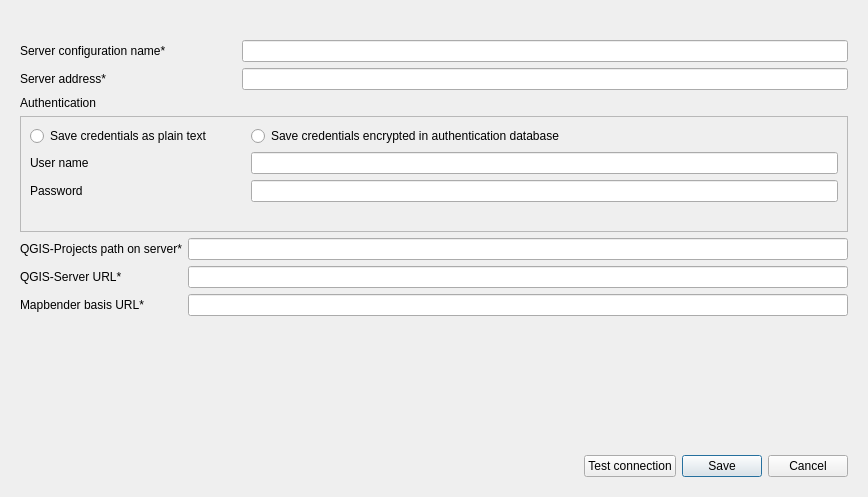
This is dialogs/ui/server_config_dialog.ui in WhereGroup/qgis2mapbender as Qt 5 draws it before an edit. The edited form follows.
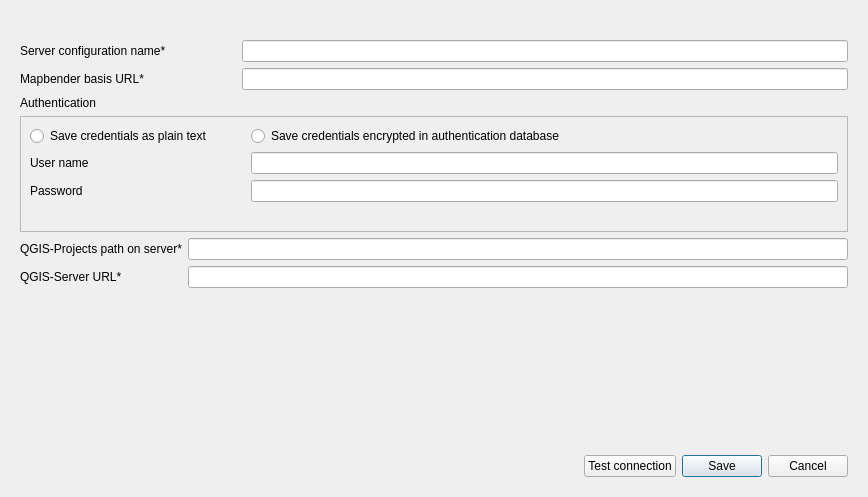
This is the edited form. Icons and pictures are not drawn. Custom widgets are drawn as their Qt base class.

Commit message: delete server address from dialog and related code

Diff of the .ui file:
```diff
--- a/dialogs/ui/server_config_dialog.ui
+++ b/dialogs/ui/server_config_dialog.ui
@@ -47,16 +47,6 @@
           <item row="0" column="1">
            <widget class="QLineEdit" name="serverConfigNameLineEdit"/>
           </item>
-          <item row="1" column="0">
-           <widget class="QLabel" name="serverAddressLabel">
-            <property name="text">
-             <string>Server address*</string>
-            </property>
-           </widget>
-          </item>
-          <item row="1" column="1">
-           <widget class="QLineEdit" name="serverAddressLineEdit"/>
-          </item>
           <item row="2" column="0">
            <widget class="QLabel" name="label_2">
             <property name="text">
@@ -64,6 +54,20 @@
             </property>
            </widget>
           </item>
+          <item row="1" column="0">
+           <widget class="QLabel" name="mbBasisUrlLabel">
+            <property name="text">
+             <string>Mapbender basis URL*</string>
+            </property>
+           </widget>
+          </item>
+          <item row="1" column="1">
+           <widget class="QLineEdit" name="mbBasisUrlLineEdit">
+            <property name="inputMethodHints">
+             <set>Qt::ImhUrlCharactersOnly</set>
+            </property>
+           </widget>
+          </item>
          </layout>
         </item>
         <item row="1" column="0" colspan="2">
@@ -155,23 +159,8 @@
             </item>
            </layout>
           </item>
-          <item row="2" column="0">
-           <widget class="QLabel" name="mbBasisUrlLabel">
-            <property name="text">
-             <string>Mapbender basis URL*</string>
-            </property>
-           </widget>
-          </item>
           <item row="2" column="1">
-           <layout class="QHBoxLayout" name="internHLayout">
-            <item>
-             <widget class="QLineEdit" name="mbBasisUrlLineEdit">
-              <property name="inputMethodHints">
-               <set>Qt::ImhUrlCharactersOnly</set>
-              </property>
-             </widget>
-            </item>
-           </layout>
+           <layout class="QHBoxLayout" name="internHLayout"/>
           </item>
          </layout>
         </item>
```
Left out of the diff: 1 changed line with no effect on the pictures. The commit also changes 3 other files.
